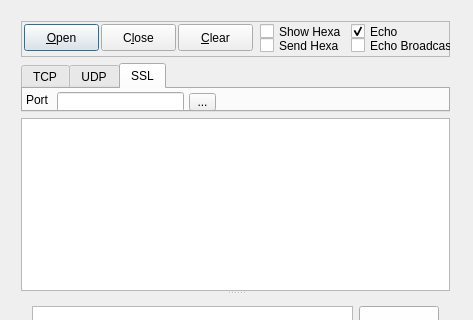
Before: the Qt Designer form app/netserver/widget.ui in gilgil1973/vdream90, drawn with Qt 5; both pictures show x 0 to 473 and y 0 to 320 of the 473 by 511 pixel window.
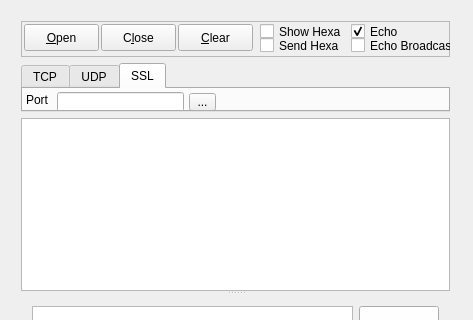
After: the same form once the commit is applied.

Commit message: Change parent class from QDialog into QWidget

What changed in the file:
```diff
--- a/app/netserver/widget.ui
+++ b/app/netserver/widget.ui
@@ -1,7 +1,7 @@
 <?xml version="1.0" encoding="UTF-8"?>
 <ui version="4.0">
- <class>Dialog</class>
- <widget class="QDialog" name="Dialog">
+ <class>Widget</class>
+ <widget class="QWidget" name="Widget">
   <property name="geometry">
    <rect>
     <x>0</x>
```
The commit also changes 7 other files.
